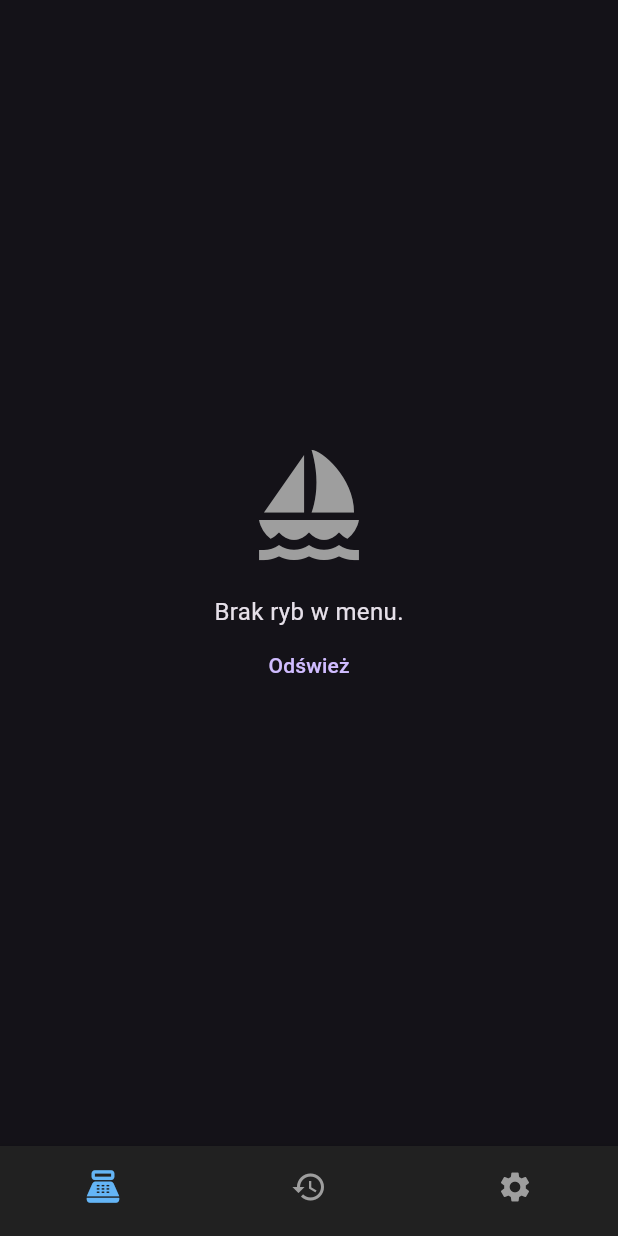
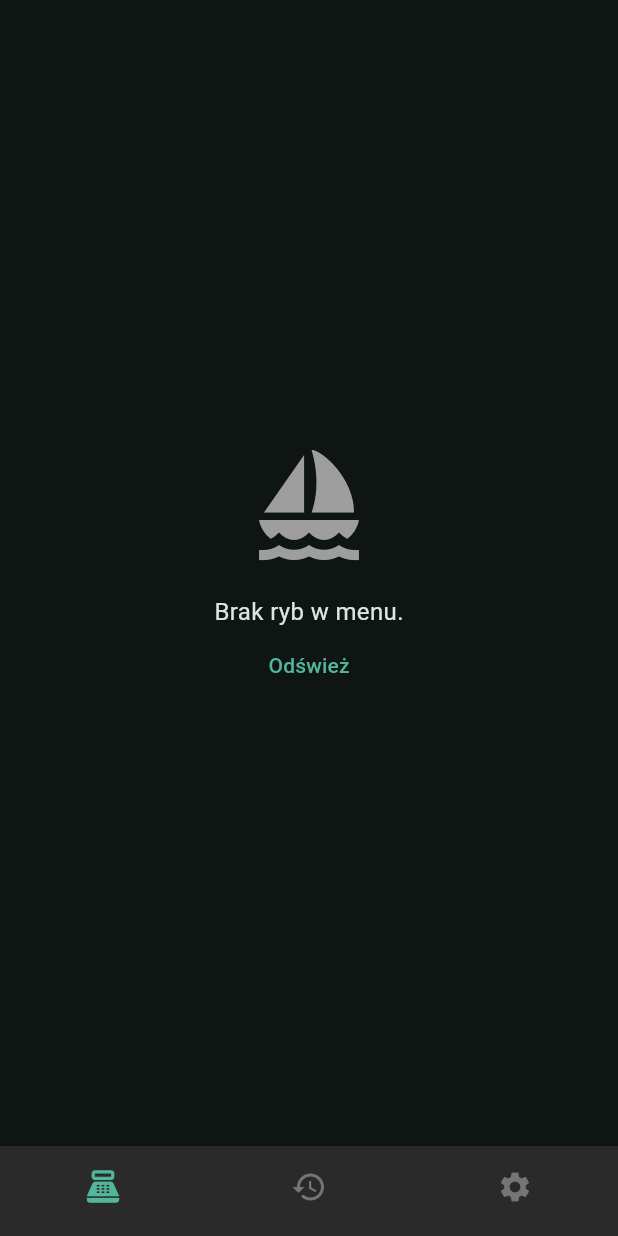
Before and after one commit to TheLis3k/RyboKalkulator, a Flutter app: the screen it shows after launch, on a phone screen of 412 x 824 dp. Run offline on Flutter 3.47's test engine with Material 3 defaults, Android fonts, the phone set to English and light mode, and no system bars; our stand-ins replace hive, hive_flutter, image_picker, shared_preferences; accounts and stored records are empty.

Commit message:
feat: update colors

```diff
--- a/lib/main.dart
+++ b/lib/main.dart
@@ -35,26 +35,46 @@ class RyboApp extends StatelessWidget {
 
   static ThemeData _buildTheme(Brightness brightness) {
     final isDark = brightness == Brightness.dark;
+
+    // Kolor akcentu - zielona obramówka z ikony
+    const tealAccent = Color(0xFF52B69A);
+
     return ThemeData(
       brightness: brightness,
-      primarySwatch: Colors.blue,
+      colorScheme: ColorScheme.fromSeed(
+        seedColor: tealAccent,
+        brightness: brightness,
+        primary: tealAccent,
+        secondary: tealAccent,
+      ),
       useMaterial3: true,
       textTheme: const TextTheme(
         bodyMedium: TextStyle(fontSize: 16.0),
       ),
-      appBarTheme: const AppBarTheme(
+      appBarTheme: AppBarTheme(
         toolbarHeight: 44,
         centerTitle: true,
         scrolledUnderElevation: 4,
+        backgroundColor: isDark ? const Color(0xFF1E1E1E) : Colors.white,
+        foregroundColor: isDark ? Colors.white : Colors.black87,
       ),
       bottomNavigationBarTheme: BottomNavigationBarThemeData(
         elevation: 8,
-        backgroundColor: isDark ? Colors.grey[900] : Colors.grey[200],
-        selectedItemColor: isDark ? Colors.blue[300] : Colors.blue[700],
-        unselectedItemColor: isDark ? Colors.grey[500] : Colors.grey[600],
+        backgroundColor:
+            isDark ? const Color(0xFF2A2A2A) : const Color(0xFFF5F5F5),
+        selectedItemColor: tealAccent,
+        unselectedItemColor: isDark ? Colors.grey[600] : Colors.grey[500],
         type: BottomNavigationBarType.fixed,
         unselectedIconTheme: const IconThemeData(size: 24),
         selectedIconTheme: const IconThemeData(size: 26),
+      ),
+      floatingActionButtonTheme: const FloatingActionButtonThemeData(
+        backgroundColor: tealAccent,
+        foregroundColor: Colors.white,
+      ),
+      cardTheme: CardThemeData(
+        elevation: 2,
+        color: isDark ? const Color(0xFF2A2A2A) : Colors.white,
       ),
     );
   }
```
Also changed, not shown: lib/screens/dashboard_screen.dart (+8 -5 lines), lib/screens/history_screen.dart (+26 -8 lines), lib/screens/settings_screen.dart (+55 -2 lines).
